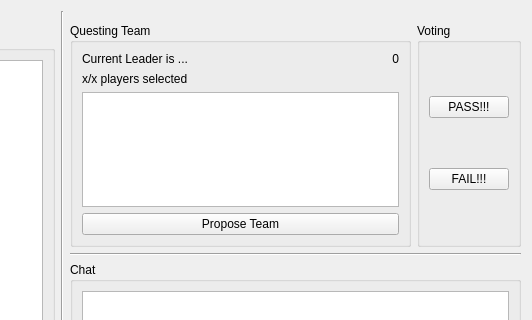
Above: src/gui/gamewindow.ui from JRandomHacker/CS429-Avalon before the change; both pictures show x 298 to 830 and y 0 to 320 of the 830 by 656 pixel window. Below: the same form after it.
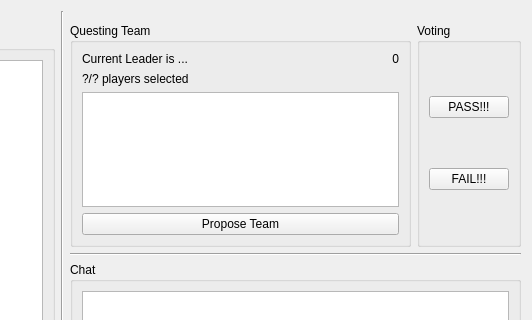
That is the form after the change. Icons and pictures are not drawn.

The edit to the form file:
```diff
--- a/src/gui/gamewindow.ui
+++ b/src/gui/gamewindow.ui
@@ -172,7 +172,7 @@
         <item row="1" column="0">
          <widget class="QLabel" name="teamSizeLabel">
           <property name="text">
-           <string>x/x players selected</string>
+           <string>?/? players selected</string>
           </property>
          </widget>
         </item>
```
